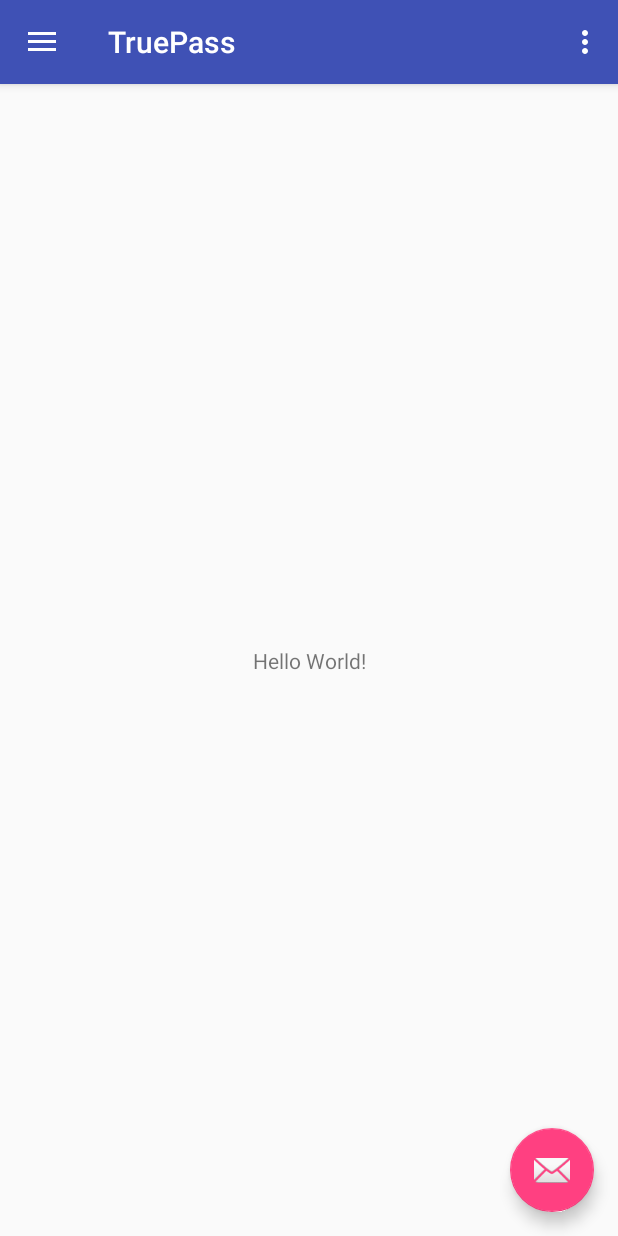
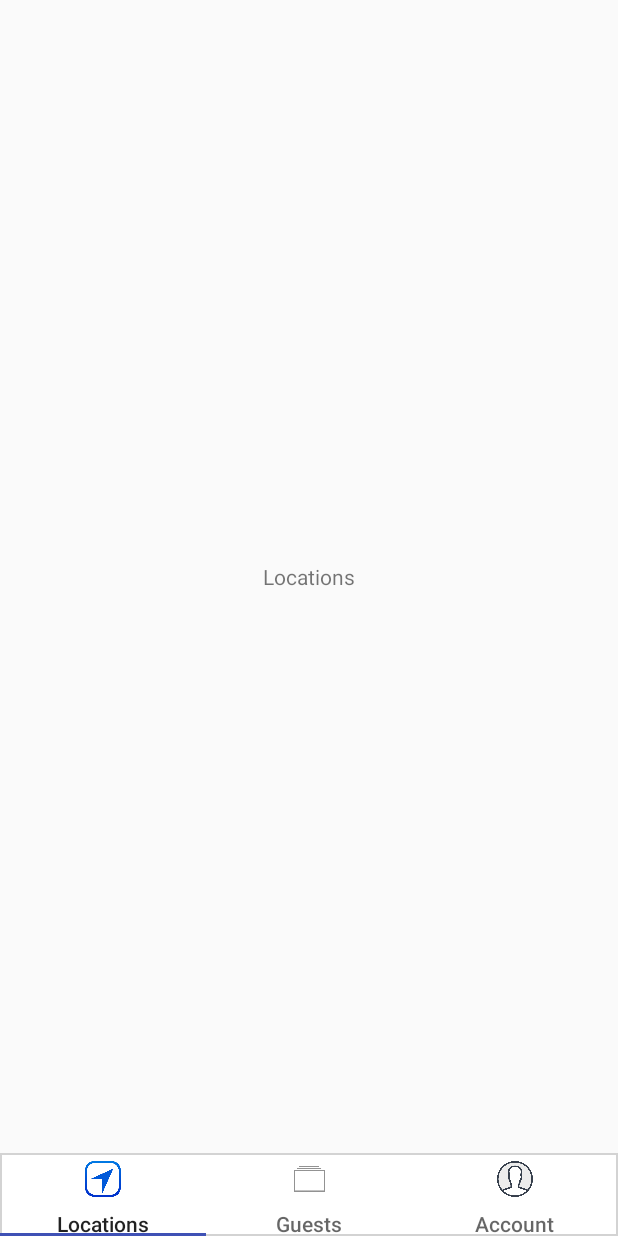
Before and after one commit to cliffpanos/True-Pass-Android, an Android app: the screen it shows after launch (MainActivity), on a phone screen of 412 x 824 dp. Run offline under Robolectric (Android 15) with nearby library versions, the phone set to English and light mode, and no system bars.

Commit message:
Added tab layout to main screen

```diff
--- a/TruePass/app/src/main/AndroidManifest.xml
+++ b/TruePass/app/src/main/AndroidManifest.xml
@@ -10,7 +10,7 @@
             android:supportsRtl="true"
             android:theme="@style/AppTheme">
         <activity
-                android:name=".MainActivity"
+                android:name=".Activity.MainActivity"
                 android:label="@string/app_name"
                 android:theme="@style/AppTheme.NoActionBar">
             <intent-filter>
--- /dev/null
+++ b/TruePass/app/src/main/java/com/cliffpanos/truepass/Activity/MainActivity.java
@@ -0,0 +1,40 @@
+package com.cliffpanos.truepass.Activity;
+
+import android.os.Bundle;
+import android.support.design.widget.FloatingActionButton;
+import android.support.design.widget.Snackbar;
+import android.support.v4.app.FragmentManager;
+import android.support.v4.app.FragmentTransaction;
+import android.view.View;
+import android.support.design.widget.NavigationView;
+import android.support.v4.view.GravityCompat;
+import android.support.v4.widget.DrawerLayout;
+import android.support.v7.app.ActionBarDrawerToggle;
+import android.support.v7.app.AppCompatActivity;
+import android.support.v7.widget.Toolbar;
+import android.view.Menu;
+import android.view.MenuItem;
+
+import com.cliffpanos.truepass.Fragment.TabFragment;
+import com.cliffpanos.truepass.R;
+
+import static com.cliffpanos.truepass.R.styleable.FloatingActionButton;
+import static com.cliffpanos.truepass.R.styleable.NavigationView;
+import static com.cliffpanos.truepass.R.styleable.Toolbar;
+
+public class MainActivity extends AppCompatActivity {
+
+    private FragmentManager tabFragmentManager;
+    private FragmentTransaction tabFragmentTransaction;
+
+    @Override
+    protected void onCreate(Bundle savedInstanceState) {
+        super.onCreate(savedInstanceState);
+        setContentView(R.layout.activity_main);
+
+        tabFragmentManager = getSupportFragmentManager();
+        tabFragmentTransaction = tabFragmentManager.beginTransaction();
+        tabFragmentTransaction.replace(R.id.containerView, new TabFragment()).commit();
+    }
+
+}
--- /dev/null
+++ b/TruePass/app/src/main/java/com/cliffpanos/truepass/Fragment/AccountFragment.java
@@ -0,0 +1,21 @@
+package com.cliffpanos.truepass.Fragment;
+
+import android.os.Bundle;
+import android.support.v4.app.Fragment;
+import android.view.LayoutInflater;
+import android.view.View;
+import android.view.ViewGroup;
+
+import com.cliffpanos.truepass.R;
+
+/**
+ * Account Fragment
+ */
+
+public class AccountFragment extends Fragment {
+
+    @Override
+    public View onCreateView(LayoutInflater inflater, ViewGroup container, Bundle savedInstanceState) {
+        return inflater.inflate(R.layout.account_fragment, container, false);
+    }
+}
--- /dev/null
+++ b/TruePass/app/src/main/java/com/cliffpanos/truepass/Fragment/GuestsFragment.java
@@ -0,0 +1,21 @@
+package com.cliffpanos.truepass.Fragment;
+
+import android.os.Bundle;
+import android.support.v4.app.Fragment;
+import android.view.LayoutInflater;
+import android.view.View;
+import android.view.ViewGroup;
+
+import com.cliffpanos.truepass.R;
+
+/**
+ * Guests Fragment
+ */
+
+public class GuestsFragment extends Fragment {
+
+    @Override
+    public View onCreateView(LayoutInflater inflater, ViewGroup container, Bundle savedInstanceState) {
+        return inflater.inflate(R.layout.guest_passes_fragment, container, false);
+    }
+}
--- /dev/null
+++ b/TruePass/app/src/main/java/com/cliffpanos/truepass/Fragment/LocationsFragment.java
@@ -0,0 +1,23 @@
+package com.cliffpanos.truepass.Fragment;
+
+import android.os.Bundle;
+import android.support.v4.app.Fragment;
+import android.support.v7.widget.Toolbar;
+import android.view.LayoutInflater;
+import android.view.View;
+import android.view.ViewGroup;
+
+import com.cliffpanos.truepass.R;
+
+/**
+ * Fragment for locations
+ */
+
+public class LocationsFragment extends Fragment {
+
+    @Override
+    public View onCreateView(LayoutInflater inflater, ViewGroup container, Bundle savedInstanceState) {
+        View view = inflater.inflate(R.layout.locations_fragment, container, false);
+        return view;
+    }
+}
--- /dev/null
+++ b/TruePass/app/src/main/java/com/cliffpanos/truepass/Fragment/TabFragment.java
@@ -0,0 +1,160 @@
+package com.cliffpanos.truepass.Fragment;
+
+import android.graphics.drawable.Drawable;
+import android.os.Bundle;
+import android.support.annotation.Nullable;
+import android.support.design.widget.TabLayout;
+import android.support.v4.app.Fragment;
+import android.support.v4.app.FragmentManager;
+import android.support.v4.app.FragmentPagerAdapter;
+import android.support.v4.content.ContextCompat;
+import android.support.v4.view.ViewPager;
+import android.support.v7.app.AppCompatActivity;
+import android.text.Spannable;
+import android.text.SpannableString;
+import android.text.style.ImageSpan;
+import android.view.LayoutInflater;
+import android.view.View;
+import android.view.ViewGroup;
+
+import com.cliffpanos.truepass.R;
+
+/**
+ * Tab Fragment to hold the Location, Guest, and Account Fragments
+ */
+
+public class TabFragment extends Fragment {
+    public static TabLayout tabLayout;
+    public static ViewPager viewPager;
+    public static int int_items = 3;
+
+    private int[] tabIcons = {
+            R.drawable.location_icon,
+            R.drawable.guest_passes_icon,
+            R.drawable.account_icon
+    };
+
+    private int[] tabIconsSelected = {
+            R.drawable.location_icon,
+            R.drawable.guest_passes_icon,
+            R.drawable.account_icon
+    };
+
+    @Nullable
+    @Override
+    public View onCreateView(LayoutInflater inflater, ViewGroup container, Bundle savedInstanceState) {
+        // Inflate tab_layout and setup Views
+
+        View x = inflater.inflate(R.layout.tab_layout, null);
+        tabLayout = (TabLayout) x.findViewById(R.id.tabs);
+        viewPager = (ViewPager) x.findViewById(R.id.viewpager);
+
+        // Set an Adapter for the View Pager
+        viewPager.setAdapter(new MyAdapter(getChildFragmentManager()));
+
+        viewPager.addOnPageChangeListener(new ViewPager.OnPageChangeListener() {
+
+            @Override
+            public void onPageScrolled(int position, float positionOffset, int positionOffsetPixels) {
+
+            }
+
+            @Override
+            public void onPageSelected(int position) {
+                System.out.println("Position: " + position);
+                switch(position) {
+                    case 0:
+                        System.out.println("Case 0");
+                        getActivity().setTitle("Locations");
+                        break;
+                    case 1:
+                        System.out.println("Case 1");
+                        getActivity().setTitle("Guest Passes");
+                        break;
+                    case 2:
+                        System.out.println("Case 2");
+                        getActivity().setTitle("Account");
+                        break;
+                }
+            }
+
+            @Override
+            public void onPageScrollStateChanged(int state) {
+
+            }
+        });
+
+        // Apparentely a work around, setupWithViewPager doesn't work without the runnable
+        tabLayout.post(new Runnable() {
+            @Override
+            public void run() {
+                tabLayout.setupWithViewPager(viewPager);
+                setupTabIcons();
+                tabLayout.addOnTabSelectedListener(new TabLayout.OnTabSelectedListener() {
+                    @Override
+                    public void onTabSelected(TabLayout.Tab tab) {
+                        tab.setIcon(tabIconsSelected[tab.getPosition()]);
+                    }
+
+                    @Override
+                    public void onTabUnselected(TabLayout.Tab tab) {
+                        tab.setIcon(tabIcons[tab.getPosition()]);
+                    }
+
+                    @Override
+                    public void onTabReselected(TabLayout.Tab tab) {
+
+                    }
+                });
+            }
+        });
+        return x;
+    }
+
+    public void setupTabIcons() {
+        tabLayout.getTabAt(0).setIcon(tabIconsSelected[0]);
+        tabLayout.getTabAt(0).setText("Locations");
+        tabLayout.getTabAt(1).setIcon(tabIcons[1]);
+        tabLayout.getTabAt(1).setText("Guests");
+        tabLayout.getTabAt(2).setIcon(tabIcons[2]);
+        tabLayout.getTabAt(2).setText("Account");
+    }
+
+    private class MyAdapter extends FragmentPagerAdapter {
+        private MyAdapter(FragmentManager fm) {
+            super(fm);
+        }
+
+        @Override
+        public Fragment getItem(int position) {
+            switch(position) {
+                case 0:
+                    return new LocationsFragment();
+                case 1:
+                    return new GuestsFragment();
+                case 2:
+                    return new AccountFragment();
+                default:
+                    return new LocationsFragment();
+            }
+        }
+
+        @Override
+        public int getCount() {
+            return int_items;
+        }
+
+        @Override
+        public CharSequence getPageTitle(int position) {
+            switch(position) {
+                case 0:
+                    return "Locations";
+                case 1:
+                    return "Guest Passes";
+                case 2:
+                    return "Account";
+            }
+            return null;
+        }
+    }
+}
--- a/TruePass/app/src/main/java/com/cliffpanos/truepass/MainActivity.java
+++ /dev/null
@@ -1,105 +0,0 @@
-package com.cliffpanos.truepass;
-
-import android.os.Bundle;
-import android.support.design.widget.FloatingActionButton;
-import android.support.design.widget.Snackbar;
-import android.view.View;
-import android.support.design.widget.NavigationView;
-import android.support.v4.view.GravityCompat;
-import android.support.v4.widget.DrawerLayout;
-import android.support.v7.app.ActionBarDrawerToggle;
-import android.support.v7.app.AppCompatActivity;
-import android.support.v7.widget.Toolbar;
-import android.view.Menu;
-import android.view.MenuItem;
-
-import static com.cliffpanos.truepass.R.styleable.FloatingActionButton;
-import static com.cliffpanos.truepass.R.styleable.NavigationView;
-import static com.cliffpanos.truepass.R.styleable.Toolbar;
-
-public class MainActivity extends AppCompatActivity
-        implements NavigationView.OnNavigationItemSelectedListener {
-
-    @Override
-    protected void onCreate(Bundle savedInstanceState) {
-        super.onCreate(savedInstanceState);
-        setContentView(R.layout.activity_main);
-        Toolbar toolbar = (Toolbar) findViewById(R.id.toolbar);
-        setSupportActionBar(toolbar);
-
-        FloatingActionButton fab = (FloatingActionButton) findViewById(R.id.fab);
-        fab.setOnClickListener(new View.OnClickListener() {
-            @Override
-            public void onClick(View view) {
-                Snackbar.make(view, "Replace with your own action", Snackbar.LENGTH_LONG)
-                        .setAction("Action", null).show();
-            }
-        });
-
-        DrawerLayout drawer = (DrawerLayout) findViewById(R.id.drawer_layout);
-        ActionBarDrawerToggle toggle = new ActionBarDrawerToggle(
-                this, drawer, toolbar, R.string.navigation_drawer_open, R.string.navigation_drawer_close);
-        drawer.setDrawerListener(toggle);
-        toggle.syncState();
-
-        NavigationView navigationView = (NavigationView) findViewById(R.id.nav_view);
-        navigationView.setNavigationItemSelectedListener(this);
-    }
-
-    @Override
-    public void onBackPressed() {
-        DrawerLayout drawer = (DrawerLayout) findViewById(R.id.drawer_layout);
-        if (drawer.isDrawerOpen(GravityCompat.START)) {
-            drawer.closeDrawer(GravityCompat.START);
-        } else {
-            super.onBackPressed();
-        }
-    }
-
-    @Override
-    public boolean onCreateOptionsMenu(Menu menu) {
-        // Inflate the menu; this adds items to the action bar if it is present.
-        getMenuInflater().inflate(R.menu.main, menu);
-        return true;
-    }
-
-    @Override
-    public boolean onOptionsItemSelected(MenuItem item) {
-        // Handle action bar item clicks here. The action bar will
-        // automatically handle clicks on the Home/Up button, so long
-        // as you specify a parent activity in AndroidManifest.xml.
-        int id = item.getItemId();
-
-        //noinspection SimplifiableIfStatement
-        if (id == R.id.action_settings) {
-            return true;
-        }
-
-        return super.onOptionsItemSelected(item);
-    }
-
-    @SuppressWarnings("StatementWithEmptyBody")
-    @Override
-    public boolean onNavigationItemSelected(MenuItem item) {
-        // Handle navigation view item clicks here.
-        int id = item.getItemId();
-
-        if (id == R.id.nav_camera) {
-            // Handle the camera action
-        } else if (id == R.id.nav_gallery) {
-
-        } else if (id == R.id.nav_slideshow) {
-
-        } else if (id == R.id.nav_manage) {
-
-        } else if (id == R.id.nav_share) {
-
-        } else if (id == R.id.nav_send) {
-
-        }
-
-        DrawerLayout drawer = (DrawerLayout) findViewById(R.id.drawer_layout);
-        drawer.closeDrawer(GravityCompat.START);
-        return true;
-    }
-}
--- /dev/null
+++ b/TruePass/app/src/main/res/drawable/border_for_tab_layout.xml
@@ -0,0 +1,4 @@
+<shape xmlns:android="http://schemas.android.com/apk/res/android" android:shape="rectangle" >
+    <solid android:color="#ffffff" />
+    <stroke android:width="1dip" android:color="#d3d3d3"/>
+</shape>
--- /dev/null
+++ b/TruePass/app/src/main/res/layout/account_fragment.xml
@@ -0,0 +1,12 @@
+<?xml version="1.0" encoding="utf-8"?>
+<RelativeLayout xmlns:android="http://schemas.android.com/apk/res/android"
+    android:orientation="vertical" android:layout_width="match_parent"
+    android:layout_height="match_parent">
+
+    <TextView
+        android:layout_width="wrap_content"
+        android:layout_height="wrap_content"
+        android:text="Account"
+        android:layout_centerInParent="true"/>
+
+</RelativeLayout>
--- a/TruePass/app/src/main/res/layout/activity_main.xml
+++ b/TruePass/app/src/main/res/layout/activity_main.xml
@@ -1,26 +1,21 @@
 <?xml version="1.0" encoding="utf-8"?>
-<android.support.v4.widget.DrawerLayout
-        xmlns:android="http://schemas.android.com/apk/res/android"
-        xmlns:app="http://schemas.android.com/apk/res-auto"
-        xmlns:tools="http://schemas.android.com/tools"
-        android:id="@+id/drawer_layout"
+<LinearLayout
+    xmlns:android="http://schemas.android.com/apk/res/android"
+    xmlns:app="http://schemas.android.com/apk/res-auto"
+    xmlns:tools="http://schemas.android.com/tools"
+    android:layout_width="match_parent"
+    android:layout_height="match_parent"
+    android:orientation="vertical">
+
+    <!--<android.support.v7.widget.Toolbar-->
+        <!--android:layout_width="match_parent"-->
+        <!--android:layout_height="70dp"-->
+        <!--android:background="@color/colorPrimary"-->
+        <!--android:id="@+id/toolbar"/>-->
+
+    <FrameLayout
         android:layout_width="match_parent"
         android:layout_height="match_parent"
-        android:fitsSystemWindows="true"
-        tools:openDrawer="start">
+        android:id="@+id/containerView"/>
 
-    <include
-            layout="@layout/app_bar_main"
-            android:layout_width="match_parent"
-            android:layout_height="match_parent"/>
-
-    <android.support.design.widget.NavigationView
-            android:id="@+id/nav_view"
-            android:layout_width="wrap_content"
-            android:layout_height="match_parent"
-            android:layout_gravity="start"
-            android:fitsSystemWindows="true"
-            app:headerLayout="@layout/nav_header_main"
-            app:menu="@menu/activity_main_drawer"/>
-
-</android.support.v4.widget.DrawerLayout>
+</LinearLayout>
--- a/TruePass/app/src/main/res/layout/app_bar_main.xml
+++ b/TruePass/app/src/main/res/layout/app_bar_main.xml
@@ -5,7 +5,7 @@
         xmlns:tools="http://schemas.android.com/tools"
         android:layout_width="match_parent"
         android:layout_height="match_parent"
-        tools:context="com.cliffpanos.truepass.MainActivity">
+        tools:context="com.cliffpanos.truepass.Activity.MainActivity">
 
     <android.support.design.widget.AppBarLayout
             android:layout_height="wrap_content"
--- a/TruePass/app/src/main/res/layout/content_main.xml
+++ b/TruePass/app/src/main/res/layout/content_main.xml
@@ -7,7 +7,7 @@
         android:layout_height="match_parent"
         app:layout_behavior="@string/appbar_scrolling_view_behavior"
         tools:showIn="@layout/app_bar_main"
-        tools:context="com.cliffpanos.truepass.MainActivity">
+        tools:context="com.cliffpanos.truepass.Activity.MainActivity">
 
     <TextView
             android:layout_width="wrap_content"
--- /dev/null
+++ b/TruePass/app/src/main/res/layout/guest_passes_fragment.xml
@@ -0,0 +1,12 @@
+<?xml version="1.0" encoding="utf-8"?>
+<RelativeLayout xmlns:android="http://schemas.android.com/apk/res/android"
+    android:orientation="vertical" android:layout_width="match_parent"
+    android:layout_height="match_parent">
+
+    <TextView
+        android:layout_width="wrap_content"
+        android:layout_height="wrap_content"
+        android:text="Guest Passes"
+        android:layout_centerInParent="true"/>
+
+</RelativeLayout>
--- /dev/null
+++ b/TruePass/app/src/main/res/layout/locations_fragment.xml
@@ -0,0 +1,12 @@
+<?xml version="1.0" encoding="utf-8"?>
+<RelativeLayout xmlns:android="http://schemas.android.com/apk/res/android"
+    android:orientation="vertical" android:layout_width="match_parent"
+    android:layout_height="match_parent">
+
+    <TextView
+        android:layout_width="wrap_content"
+        android:layout_height="wrap_content"
+        android:text="Locations"
+        android:layout_centerInParent="true"/>
+
+</RelativeLayout>
--- /dev/null
+++ b/TruePass/app/src/main/res/layout/tab_layout.xml
@@ -0,0 +1,28 @@
+<?xml version="1.0" encoding="utf-8"?>
+<LinearLayout
+    xmlns:android="http://schemas.android.com/apk/res/android"
+    xmlns:app="http://schemas.android.com/apk/res-auto"
+    xmlns:tools="http://schemas.android.com/tools"
+    android:layout_width="match_parent"
+    android:layout_height="match_parent"
+    android:orientation="vertical">
+
+    <android.support.v4.view.ViewPager
+        android:layout_width="match_parent"
+        android:layout_height="0dp"
+        android:layout_weight="1"
+        android:id="@+id/viewpager"/>
+
+    <android.support.design.widget.TabLayout
+        android:layout_width="match_parent"
+        android:layout_height="55dp"
+        android:id="@+id/tabs"
+        app:tabGravity="fill"
+        app:tabMode="fixed"
+        app:tabIndicatorColor="@color/colorPrimary"
+        app:tabTextAppearance="@style/TabTextAppearance"
+        android:background="@drawable/border_for_tab_layout"
+        app:tabPaddingTop="5dp"
+        app:tabPaddingBottom="0dp"/>
+
+</LinearLayout>
--- a/TruePass/app/src/main/res/menu/activity_main_drawer.xml
+++ /dev/null
@@ -1,36 +0,0 @@
-<?xml version="1.0" encoding="utf-8"?>
-<menu xmlns:android="http://schemas.android.com/apk/res/android">
-
-    <group android:checkableBehavior="single">
-        <item
-                android:id="@+id/nav_camera"
-                android:icon="@drawable/ic_menu_camera"
-                android:title="Import"/>
-        <item
-                android:id="@+id/nav_gallery"
-                android:icon="@drawable/ic_menu_gallery"
-                android:title="Gallery"/>
-        <item
-                android:id="@+id/nav_slideshow"
-                android:icon="@drawable/ic_menu_slideshow"
-                android:title="Slideshow"/>
-        <item
-                android:id="@+id/nav_manage"
-                android:icon="@drawable/ic_menu_manage"
-                android:title="Tools"/>
-    </group>
-
-    <item android:title="Communicate">
-        <menu>
-            <item
-                    android:id="@+id/nav_share"
-                    android:icon="@drawable/ic_menu_share"
-                    android:title="Share"/>
-            <item
-                    android:id="@+id/nav_send"
-                    android:icon="@drawable/ic_menu_send"
-                    android:title="Send"/>
-        </menu>
-    </item>
-
-</menu>
--- a/TruePass/app/src/main/res/values/styles.xml
+++ b/TruePass/app/src/main/res/values/styles.xml
@@ -15,4 +15,9 @@
            parent="ThemeOverlay.AppCompat.Dark.ActionBar"/>
     <style name="AppTheme.PopupOverlay" parent="ThemeOverlay.AppCompat.Light"/>
 
+    <style name="TabTextAppearance" parent="TextAppearance.Design.Tab">
+        <item name="textAllCaps">false</item>
+        <item name="android:textAllCaps">false</item>
+    </style>
+
 </resources>
```
Also changed, not shown: TruePass/app/src/main/res/drawable/account_icon.png (added), TruePass/app/src/main/res/drawable/guest_passes_icon.png (added), TruePass/app/src/main/res/drawable/location_icon.png (added).
